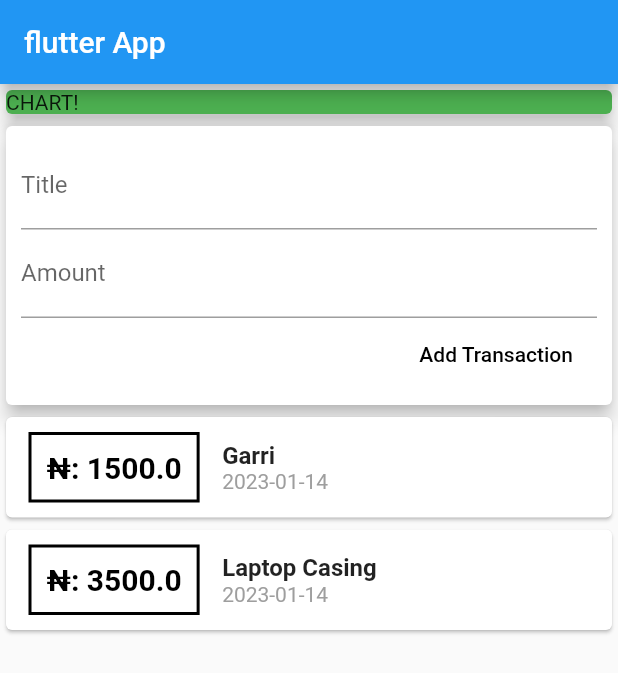
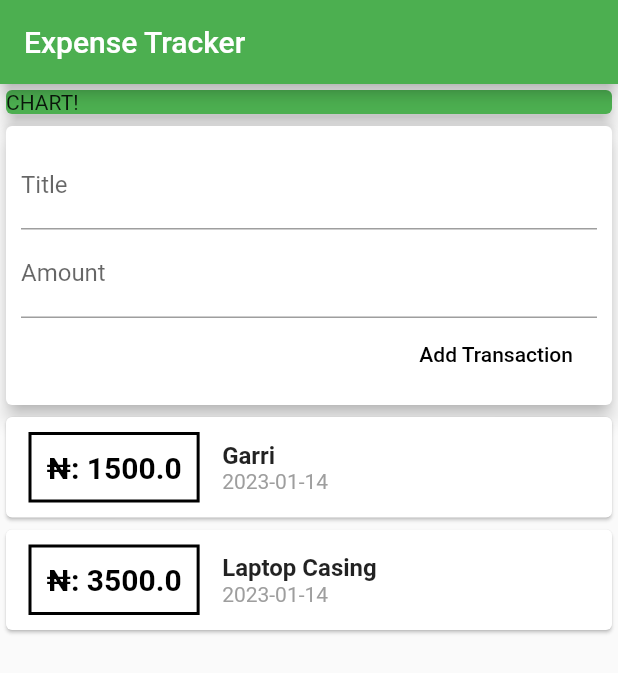
Before and after one commit to fidelmak/expense_tracker, a Flutter app: the screen it shows after launch, on a phone screen of 412 x 824 dp. Shown: the top 673 px of the screen. Run offline on Flutter 3.47's test engine with Material 2 defaults, Android fonts, the phone set to English and light mode, and no system bars.

Commit message:
modified:   lib/main.dart

```diff
--- a/lib/main.dart
+++ b/lib/main.dart
@@ -8,7 +8,6 @@ class MyApp extends StatelessWidget {
   Widget build(BuildContext context) {
     return MaterialApp(
       title: 'Expense Tracker',
-      color: Colors.green,
       home: MyHomePage(),
     );
   }
@@ -28,7 +27,8 @@ class MyHomePage extends StatelessWidget {
   Widget build(BuildContext context) {
     return Scaffold(
       appBar: AppBar(
-        title: Text('flutter App'),
+        title: Text('Expense Tracker'),
+        backgroundColor: Colors.green,
       ),
       body: SingleChildScrollView(
         child: Column(
```
